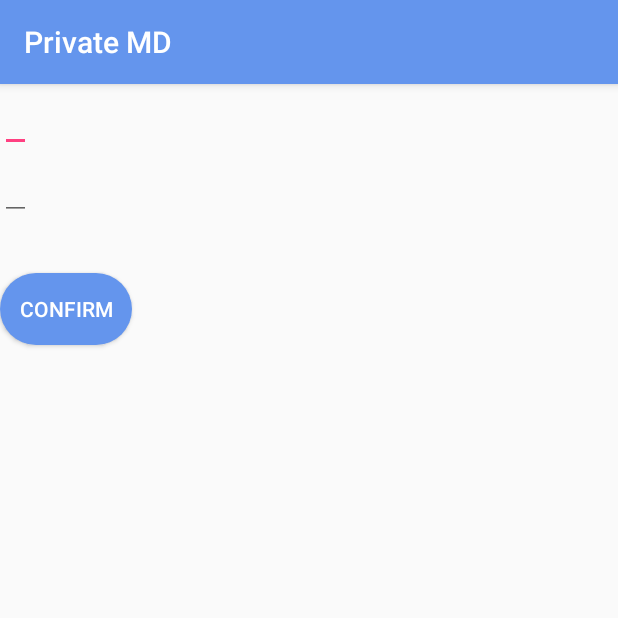
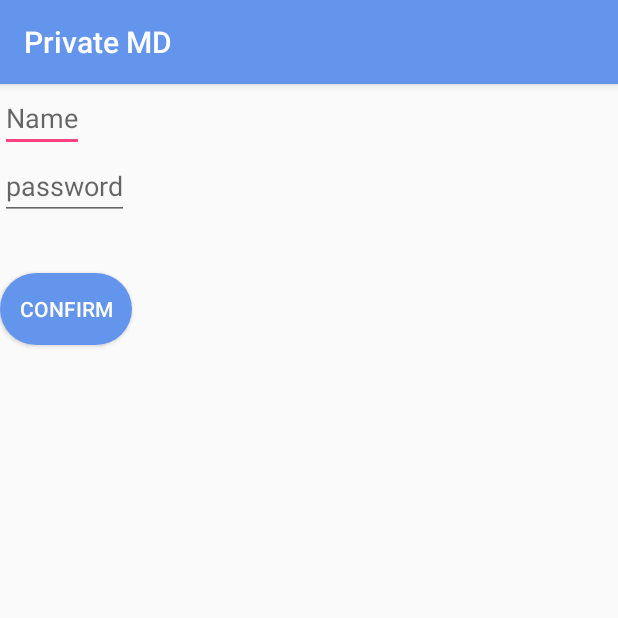
Before and after one commit to Dnorkulov/PrivateMD, an Android app: the CreateUser screen opened directly, with no data from a screen before it, on a phone screen of 412 x 824 dp, the top half of it. Run offline under Robolectric (Android 15) with nearby library versions, the phone set to English and light mode, and no system bars.

Commit message:
Adding User Name

```diff
--- a/app/src/main/java/com/dalernorkulov/privatemd/CreateUser.java
+++ b/app/src/main/java/com/dalernorkulov/privatemd/CreateUser.java
@@ -1,7 +1,16 @@
 package com.dalernorkulov.privatemd;
 
+
+import android.content.Context;
+import android.content.Intent;
+import android.content.SharedPreferences;
 import android.support.v7.app.AppCompatActivity;
 import android.os.Bundle;
+import android.view.View;
+import android.widget.Button;
+import android.widget.EditText;
+
+
 
 public class CreateUser extends AppCompatActivity {
 
@@ -9,5 +18,26 @@ public class CreateUser extends AppCompatActivity {
     protected void onCreate(Bundle savedInstanceState) {
         super.onCreate(savedInstanceState);
         setContentView(R.layout.activity_create_user);
+        EditText name = (EditText) findViewById(R.id.name);
+        setName(this,name.getText().toString());
+        Button create = (Button) findViewById(R.id.confirm);
+        create.setOnClickListener(new View.OnClickListener() {
+        public void onClick(View v) {
+            Intent createIntent = new Intent(CreateUser.this, MainActivity.class);
+            startActivity(createIntent);
+        }
+    });
+    }
+
+    public static void setName(Context context, String name) {
+        SharedPreferences prefs = context.getSharedPreferences("myAppPackage", 0);
+        SharedPreferences.Editor editor = prefs.edit();
+        editor.putString("name", name);
+        editor.commit();
+    }
+    public static String getName(Context context) {
+        SharedPreferences prefs = context.getSharedPreferences("myAppPackage", 0);
+        return prefs.getString("name", "");
+
     }
 }
--- a/app/src/main/res/layout/activity_create_user.xml
+++ b/app/src/main/res/layout/activity_create_user.xml
@@ -11,16 +11,17 @@
         android:id="@+id/name"
         android:layout_width="wrap_content"
         android:layout_height="wrap_content"
-        android:inputType="text"/>
+        android:inputType="text"
+        android:hint="Name"/>
     <EditText
         android:id="@+id/password"
         android:layout_width="wrap_content"
         android:layout_height="wrap_content"
         android:inputType="textPassword"
-
-        />
+        android:hint="password" />
 
     <Button
+        android:id="@+id/confirm"
         android:layout_width="wrap_content"
         android:layout_height="wrap_content"
         android:layout_marginTop="35dp"
```
Also changed, not shown: app/src/main/java/com/dalernorkulov/privatemd/MainActivity.java (+4 -5 lines), app/src/main/res/layout/activity_main.xml (+8 -2 lines).
